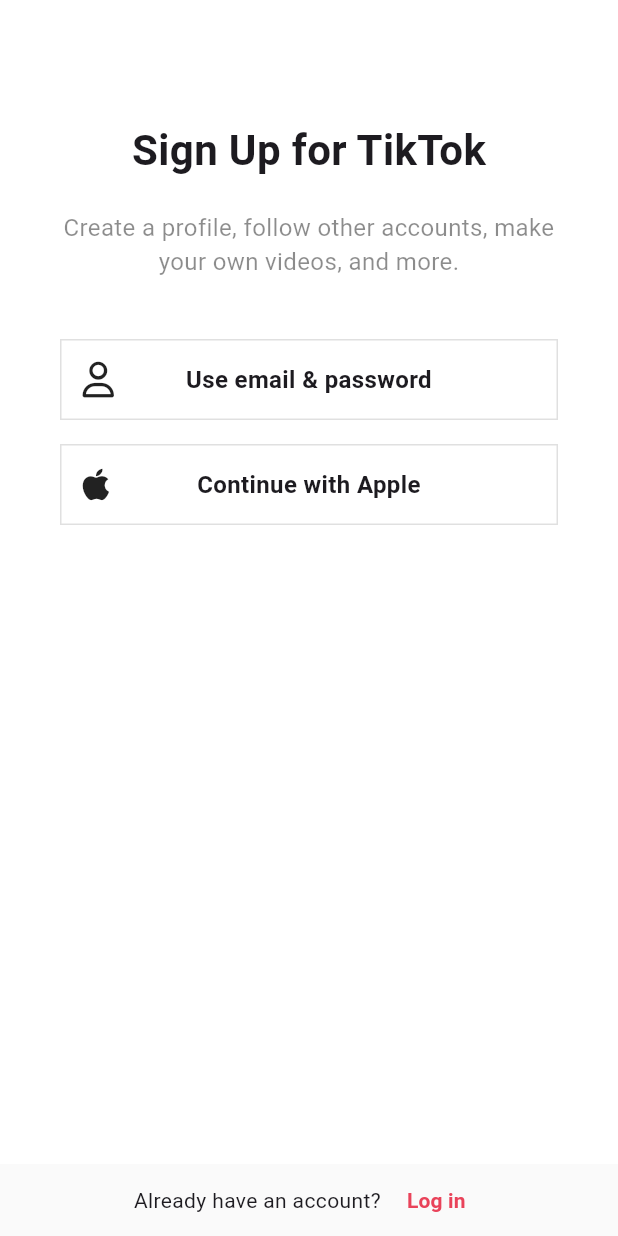
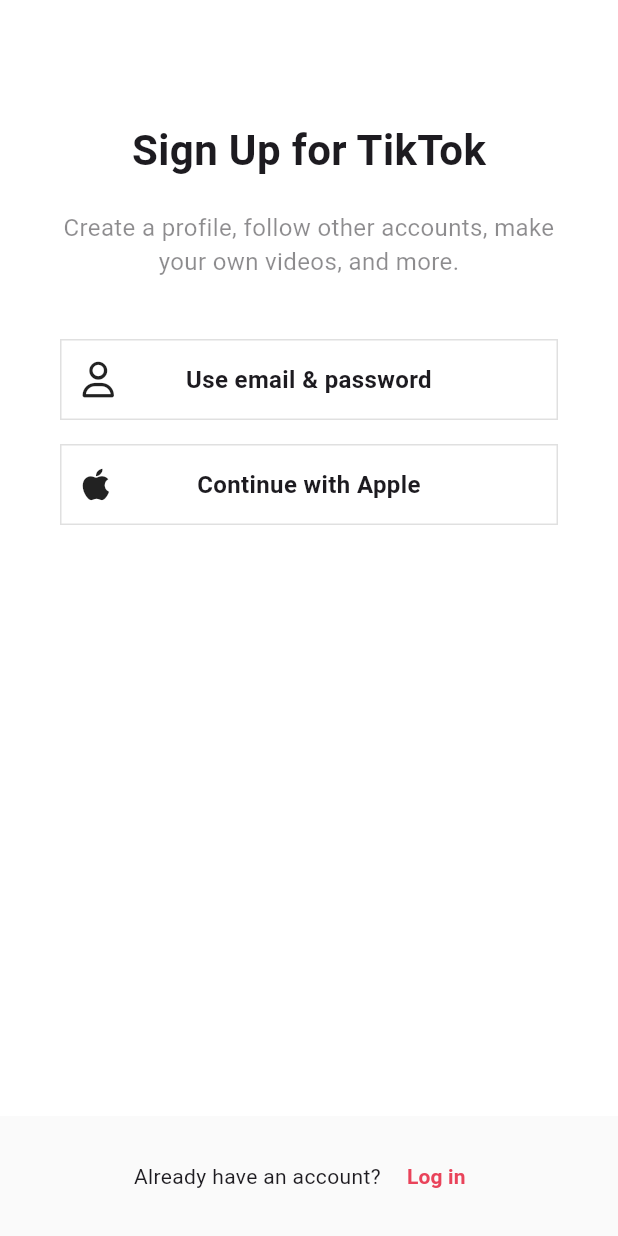
Before and after one commit to jrsky723/tiktok_clone, a Flutter app: the screen it shows after launch, on a phone screen of 412 x 824 dp. Run offline on Flutter 3.47's test engine with Material 3 defaults, Android fonts, the phone set to English and light mode, and no system bars; our stand-ins replace font_awesome_flutter, marquee, video_player, visibility_detector.

Commit message:
# 15.1 ThemeMode
- themeMode: ThemeMode.system
  - darkTheme을 만들어야함.
- Theme에 색을 지정하거나, MediaQuery를 사용하여, 따로 color를 지정
  - Opacity를 사용하여, 투명도를 조절하는 방법도 있음.
- 최고의 방법은 color를 위젯에 사용하지 않는 법이다.

```diff
--- a/lib/features/authentication/sign_up_screen.dart
+++ b/lib/features/authentication/sign_up_screen.dart
@@ -53,13 +53,15 @@ class SignUpScreen extends StatelessWidget {
                     ),
                   ),
                   Gaps.v20,
-                  const Text(
-                    "Create a profile, follow other accounts, make your own videos, and more.",
-                    style: TextStyle(
-                      fontSize: Sizes.size16,
-                      color: Colors.black45,
+                  const Opacity(
+                    opacity: 0.5,
+                    child: Text(
+                      "Create a profile, follow other accounts, make your own videos, and more.",
+                      style: TextStyle(
+                        fontSize: Sizes.size16,
+                      ),
+                      textAlign: TextAlign.center,
                     ),
-                    textAlign: TextAlign.center,
                   ),
                   Gaps.v40,
                   if (orientation == Orientation.portrait) ...[
@@ -99,8 +101,7 @@ class SignUpScreen extends StatelessWidget {
               ),
             ),
           ),
-          bottomNavigationBar: Container(
-            color: Colors.grey.shade50,
+          bottomNavigationBar: BottomAppBar(
             child: Row(
               mainAxisAlignment: MainAxisAlignment.center,
               children: [
--- a/lib/main.dart
+++ b/lib/main.dart
@@ -26,7 +26,9 @@ class TikTokApp extends StatelessWidget {
     return MaterialApp(
       debugShowCheckedModeBanner: false,
       title: 'TikTok Clone',
+      themeMode: ThemeMode.system,
       theme: ThemeData(
+        brightness: Brightness.light,
         scaffoldBackgroundColor: Colors.white,
         primaryColor: const Color(
           0xFFE9435A,
@@ -50,11 +52,43 @@ class TikTokApp extends StatelessWidget {
             fontWeight: FontWeight.w600,
           ),
         ),
-        bottomAppBarTheme: const BottomAppBarTheme(
-          surfaceTintColor: Colors.white,
+        bottomAppBarTheme: BottomAppBarTheme(
+          color: Colors.grey.shade50,
+        ),
+        bottomNavigationBarTheme: BottomNavigationBarThemeData(
+          backgroundColor: Colors.grey.shade50,
+        ),
+      ),
+      darkTheme: ThemeData(
+        brightness: Brightness.dark,
+        scaffoldBackgroundColor: Colors.grey.shade900,
+        primaryColor: const Color(
+          0xFFE9435A,
+        ),
+        textSelectionTheme: const TextSelectionThemeData(
+          cursorColor: Color(
+            0xFFE9435A,
+          ),
+        ),
+        splashColor: Colors.transparent,
+        appBarTheme: AppBarTheme(
+          surfaceTintColor: Colors.black,
+          foregroundColor: Colors.white,
+          backgroundColor: Colors.black,
+          shadowColor: Colors.grey.shade900,
+          centerTitle: true,
+          elevation: 0,
+          titleTextStyle: const TextStyle(
+            color: Colors.white,
+            fontSize: Sizes.size16 + Sizes.size2,
+            fontWeight: FontWeight.w600,
+          ),
+        ),
+        bottomAppBarTheme: BottomAppBarTheme(
+          color: Colors.grey.shade800,
         ),
         bottomNavigationBarTheme: const BottomNavigationBarThemeData(
-          backgroundColor: Colors.white,
+          backgroundColor: Colors.black,
         ),
       ),
       home: const SignUpScreen(),
--- /dev/null
+++ b/lib/utils.dart
@@ -0,0 +1,4 @@
+import 'package:flutter/material.dart';
+
+bool isDarkMode(BuildContext context) =>
+    MediaQuery.of(context).platformBrightness == Brightness.dark;
```
Also changed, not shown: lib/features/settings/settings_screen.dart (+32 -37 lines).
